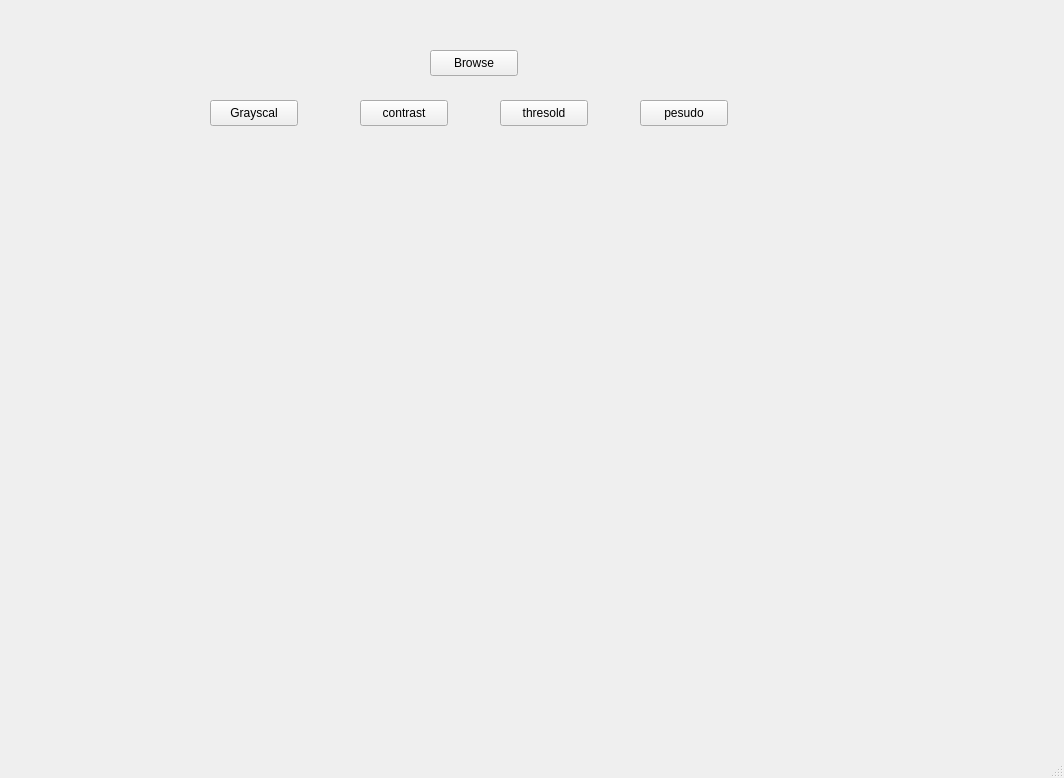
Above: WEEK4/Image_processing/mainwindow.ui from ashishrathod9/IRS-CPP-Intern before the change. Below: the same form after it.
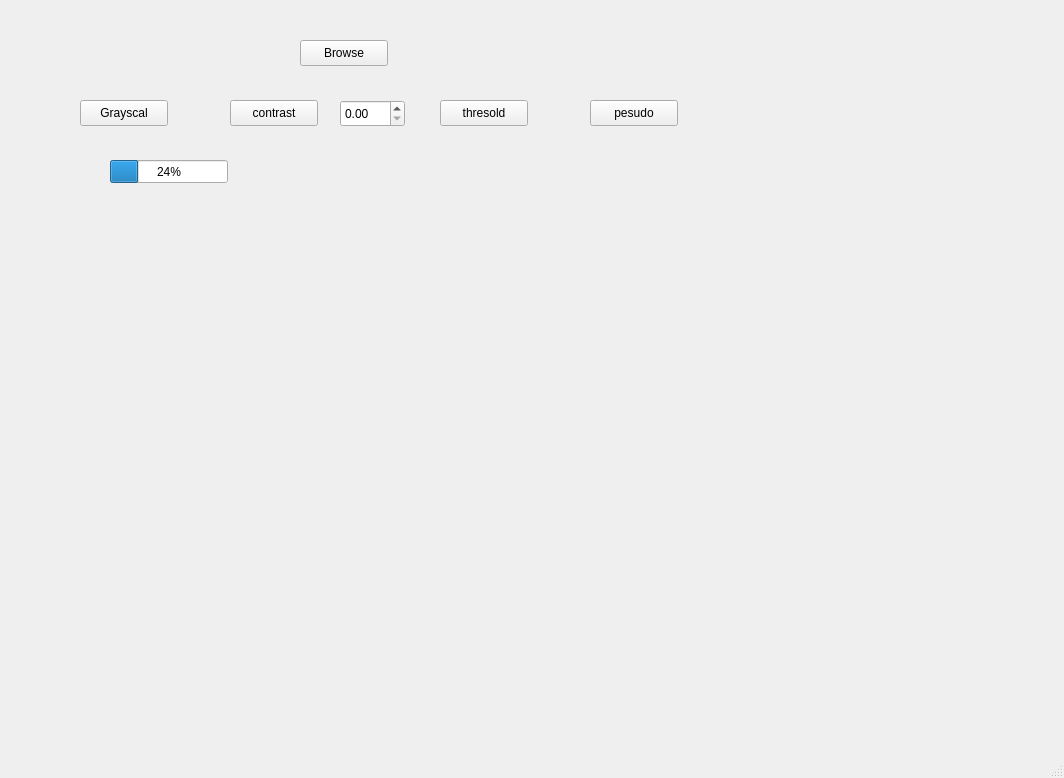
That is the form after the change.

```diff
--- a/WEEK4/Image_processing/mainwindow.ui
+++ b/WEEK4/Image_processing/mainwindow.ui
@@ -17,8 +17,8 @@
    <widget class="QPushButton" name="pushButton">
     <property name="geometry">
      <rect>
-      <x>430</x>
-      <y>50</y>
+      <x>300</x>
+      <y>40</y>
       <width>88</width>
       <height>26</height>
      </rect>
@@ -56,7 +56,7 @@
    <widget class="QPushButton" name="pushButton_2">
     <property name="geometry">
      <rect>
-      <x>210</x>
+      <x>80</x>
       <y>100</y>
       <width>88</width>
       <height>26</height>
@@ -69,7 +69,7 @@
    <widget class="QPushButton" name="pushButton_3">
     <property name="geometry">
      <rect>
-      <x>360</x>
+      <x>230</x>
       <y>100</y>
       <width>88</width>
       <height>26</height>
@@ -82,7 +82,7 @@
    <widget class="QPushButton" name="pushButton_4">
     <property name="geometry">
      <rect>
-      <x>500</x>
+      <x>440</x>
       <y>100</y>
       <width>88</width>
       <height>26</height>
@@ -95,7 +95,7 @@
    <widget class="QPushButton" name="pushButton_5">
     <property name="geometry">
      <rect>
-      <x>640</x>
+      <x>590</x>
       <y>100</y>
       <width>88</width>
       <height>26</height>
@@ -105,6 +105,29 @@
      <string>pesudo</string>
     </property>
    </widget>
+   <widget class="QDoubleSpinBox" name="spinBoxContrast">
+    <property name="geometry">
+     <rect>
+      <x>340</x>
+      <y>100</y>
+      <width>65</width>
+      <height>27</height>
+     </rect>
+    </property>
+   </widget>
+   <widget class="QProgressBar" name="progressBar">
+    <property name="geometry">
+     <rect>
+      <x>110</x>
+      <y>160</y>
+      <width>118</width>
+      <height>23</height>
+     </rect>
+    </property>
+    <property name="value">
+     <number>24</number>
+    </property>
+   </widget>
   </widget>
   <widget class="QMenuBar" name="menubar">
    <property name="geometry">
```
